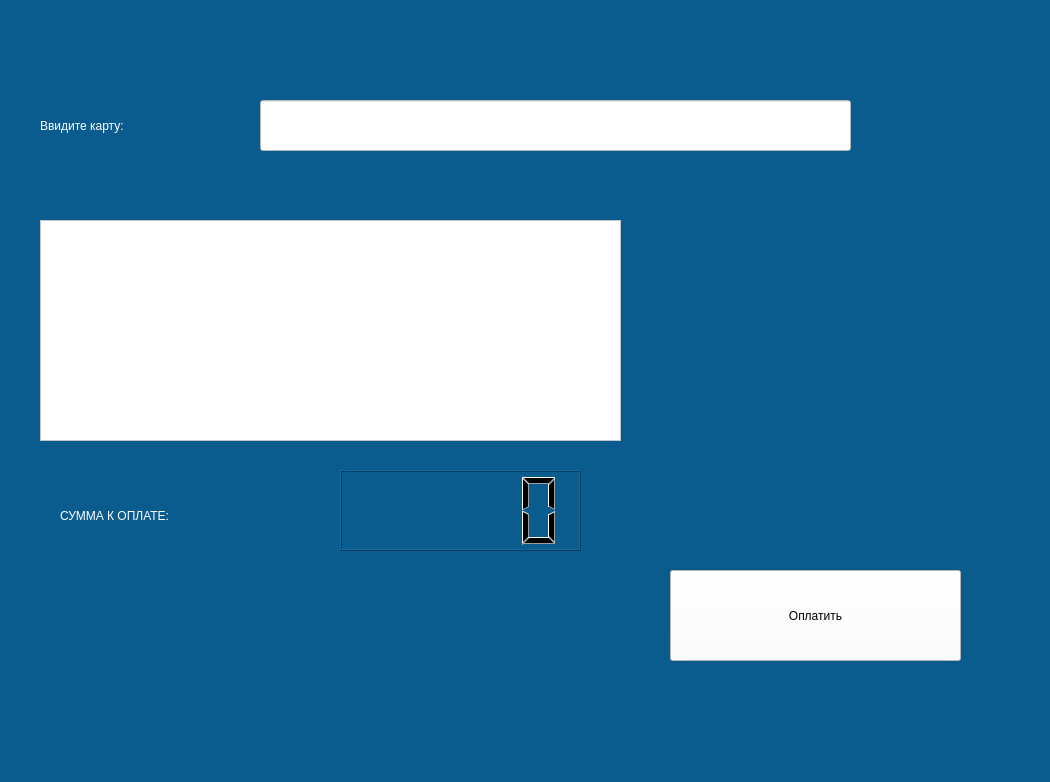
The window that cardn.ui (KatySilaeva/prod) describes before a commit, drawn with Qt 5.
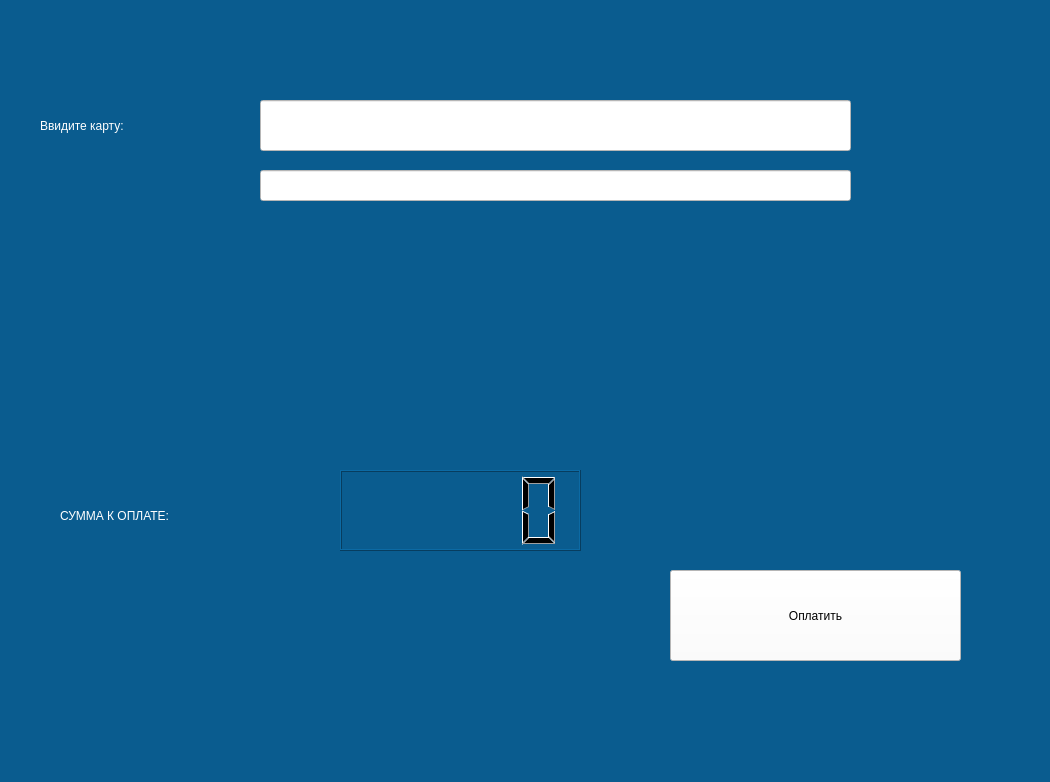
The same window after the commit.

Diff of the .ui file:
```diff
--- a/cardn.ui
+++ b/cardn.ui
@@ -90,13 +90,13 @@
     <string>Ввидите карту:</string>
    </property>
   </widget>
-  <widget class="QTableWidget" name="tableWidget">
+  <widget class="QLineEdit" name="lineEdit_2">
    <property name="geometry">
     <rect>
-     <x>40</x>
-     <y>220</y>
-     <width>581</width>
-     <height>221</height>
+     <x>260</x>
+     <y>170</y>
+     <width>591</width>
+     <height>31</height>
     </rect>
    </property>
    <property name="styleSheet">
```
Left out of the diff: 5 changed lines with no effect on the pictures.
